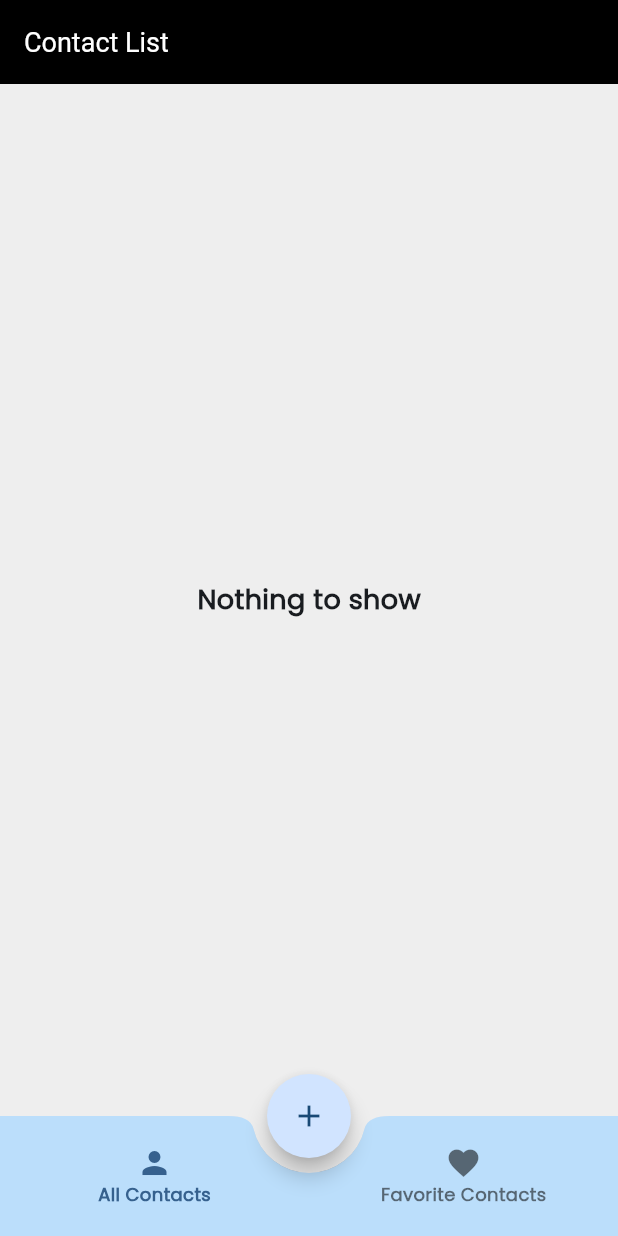
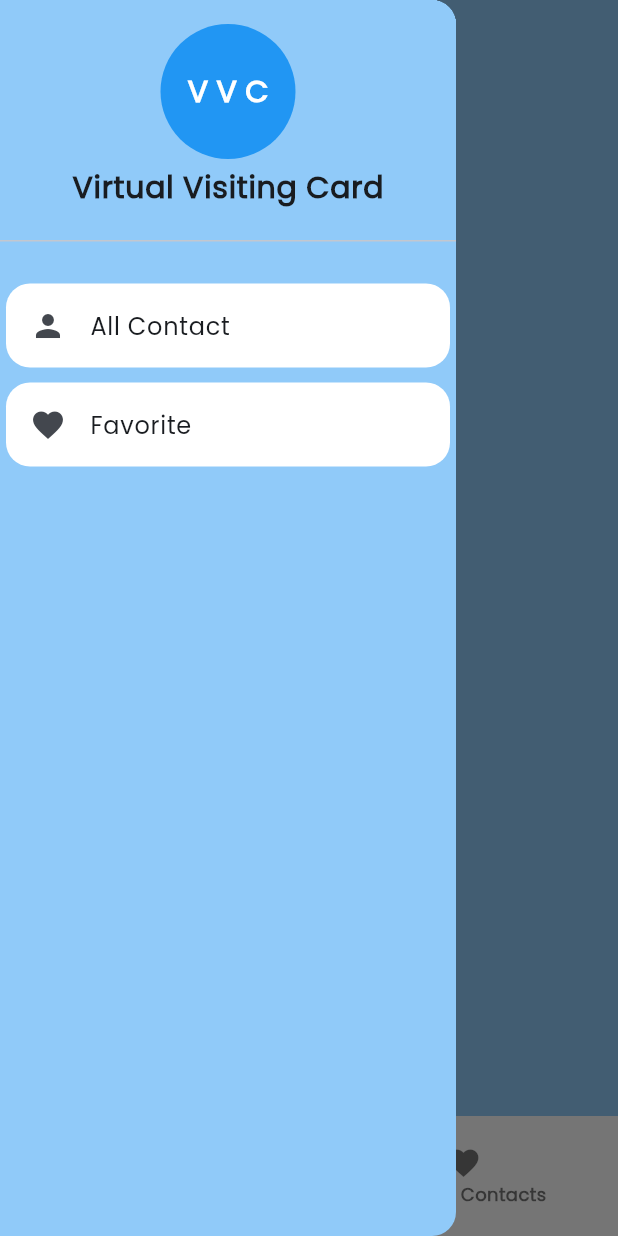
Before and after one commit to Ibrahim-K98han/virtual_visiting_card, a Flutter app: the screen it shows after launch, with the side drawer open (before the commit the screen has no drawer), on a phone screen of 412 x 824 dp. Run offline on Flutter 3.47's test engine with Material 2 defaults, Android fonts, the phone set to English and light mode, and no system bars; our stand-ins replace image_picker, sqflite; missing offline and left inert: google_mlkit_text_recognition; accounts and stored records are empty.

Commit message:
ui update

```diff
--- a/lib/main.dart
+++ b/lib/main.dart
@@ -24,15 +24,15 @@ class MyApp extends StatelessWidget {
       debugShowCheckedModeBanner: false,
       title: 'Flutter Demo',
       theme: ThemeData(
-        scaffoldBackgroundColor: Colors.grey[200],
+        scaffoldBackgroundColor: Colors.blue[200],
         appBarTheme: AppBarTheme(
-          backgroundColor: Colors.black,
+          backgroundColor: Colors.blue.shade200,
           iconTheme: Theme.of(context).iconTheme.copyWith(color: Colors.white),
           actionsIconTheme: Theme.of(context).iconTheme.copyWith(
-                color: Colors.white,
+                color: Colors.black,
               ),
           titleTextStyle: const TextStyle(
-            color: Colors.white,
+            color: Colors.black,
             fontSize: 18,
           ),
         ),
--- a/lib/pages/contact_details_page.dart
+++ b/lib/pages/contact_details_page.dart
@@ -169,7 +169,13 @@ class _ContactDetailsPageState extends State<ContactDetailsPage> {
   Widget build(BuildContext context) {
     return Scaffold(
       appBar: AppBar(
-        title: const Text('Details'),
+        title: const Text(
+          'Details',
+          style: TextStyle(
+            fontWeight: FontWeight.bold,
+            fontFamily: 'Poppins',
+          ),
+        ),
       ),
       body: Consumer<ContactProvider>(
         builder: (context, provider, child) => FutureBuilder(
@@ -186,7 +192,20 @@ class _ContactDetailsPageState extends State<ContactDetailsPage> {
                     fit: BoxFit.cover,
                   ),
                   ListTile(
-                    title: Text(contact.name),
+                    title: Text(
+                      contact.name,
+                      style: const TextStyle(
+                        fontSize: 20,
+                        fontFamily: 'Poppins',
+                      ),
+                    ),
+                  ),
+                  Padding(
+                    padding: EdgeInsets.symmetric(horizontal: 20),
+                    child: Divider(
+                      color: Colors.white,
+                      thickness: 1,
+                    ),
                   ),
                   ListTile(
                     title: Text(contact.mobile),
--- a/lib/pages/home_page.dart
+++ b/lib/pages/home_page.dart
@@ -174,10 +174,92 @@ class _HomePageState extends State<HomePage> {
   Widget build(BuildContext context) {
     return Scaffold(
       appBar: AppBar(
-        title: const Text('Contact List'),
+        title: const Text(
+          'Contact List',
+          style: TextStyle(
+            fontWeight: FontWeight.bold,
+            fontFamily: 'Poppins',
+          ),
+        ),
+      ),
+      drawer: Drawer(
+        backgroundColor: Colors.blue.shade200,
+        child: ListView(
+          padding: EdgeInsets.zero,
+          children: [
+            DrawerHeader(
+              decoration: BoxDecoration(
+                color: Colors.blue.shade200,
+              ),
+              child: const Column(
+                children: [
+                  CircleAvatar(
+                    backgroundColor: Colors.blue,
+                    foregroundColor: Colors.white,
+                    maxRadius: 45,
+                    child: Text(
+                      'V V C',
+                      style: TextStyle(
+                          fontSize: 20,
+                          fontFamily: 'Poppins',
+                          fontWeight: FontWeight.w900),
+                    ),
+                  ),
+                  SizedBox(
+                    height: 4,
+                  ),
+                  Text(
+                    'Virtual Visiting Card',
+                    style: TextStyle(
+                        fontSize: 20,
+                        fontFamily: 'Poppins',
+                        fontWeight: FontWeight.bold),
+                  ),
+                ],
+              ),
+            ),
+            const SizedBox(
+              height: 20,
+            ),
+            Padding(
+              padding: const EdgeInsets.symmetric(horizontal: 4),
+              child: Container(
+                decoration: BoxDecoration(
+                    borderRadius: BorderRadius.circular(16),
+                    color: Colors.white),
+                child: const ListTile(
+                  leading: Icon(Icons.person),
+                  title: Text(
+                    'All Contact',
+                    style: TextStyle(fontFamily: 'Poppins'),
+                  ),
+                ),
+              ),
+            ),
+            const SizedBox(
+              height: 10,
+            ),
+            Padding(
+              padding: const EdgeInsets.symmetric(horizontal: 4),
+              child: Container(
+                decoration: BoxDecoration(
+                    borderRadius: BorderRadius.circular(16),
+                    color: Colors.white),
+                child: const ListTile(
+                  leading: Icon(Icons.favorite),
+                  title: Text(
+                    'Favorite',
+                    style: TextStyle(fontFamily: 'Poppins'),
+                  ),
+                ),
+              ),
+            ),
+          ],
+        ),
       ),
       floatingActionButtonLocation: FloatingActionButtonLocation.centerDocked,
       floatingActionButton: FloatingActionButton(
+        backgroundColor: Colors.white,
         onPressed: () {
           Navigator.pushNamed(context, ScanPage.routeName);
         },
@@ -197,10 +279,15 @@ class _HomePageState extends State<HomePage> {
             _fetchData();
           },
           currentIndex: selectedIndex,
-          backgroundColor: Colors.blue.shade100,
-          items: const [
+          backgroundColor: Colors.white,
+          fixedColor: Colors.black,
+          items: [
             BottomNavigationBarItem(
-                icon: Icon(Icons.person), label: 'All Contacts'),
+                icon: Icon(
+                  Icons.person,
+                  color: Colors.black,
+                ),
+                label: 'All Contacts'),
             BottomNavigationBarItem(
                 icon: Icon(Icons.favorite), label: 'Favorite Contacts'),
           ],
@@ -244,19 +331,37 @@ class _HomePageState extends State<HomePage> {
                   await provider.deleteContact(contact.id);
                   showMsg(context, 'Deleted');
                 },
+                child: Padding(
+                  padding: const EdgeInsets.symmetric(horizontal: 2),
+                  child: Card(
+                    color: Colors.white,
+                    elevation: 2,
                     child: ListTile(
                       onTap: () => Navigator.pushNamed(
                           context, ContactDetailsPage.routeName,
                           arguments: contact.id),
-                  title: Text(contact.name),
+                      title: Text(
+                        contact.name,
+                        style: const TextStyle(
+                            fontWeight: FontWeight.bold, fontFamily: 'Poppins'),
+                      ),
+                      subtitle: Text(
+                        contact.mobile,
+                        style: const TextStyle(
+                            color: Colors.black54, fontFamily: 'Poppins'),
+                      ),
                       trailing: IconButton(
                         onPressed: () {
                           provider.updateContactField(
                               contact, tableContactFavorite);
                         },
-                    icon: Icon(contact.favorite
+                        icon: Icon(
+                          contact.favorite
                               ? Icons.favorite
-                        : Icons.favorite_border),
+                              : Icons.favorite_border,
+                        ),
+                      ),
+                    ),
                   ),
                 ),
               );
```
Lines whose indentation alone changed are shown as unchanged.
